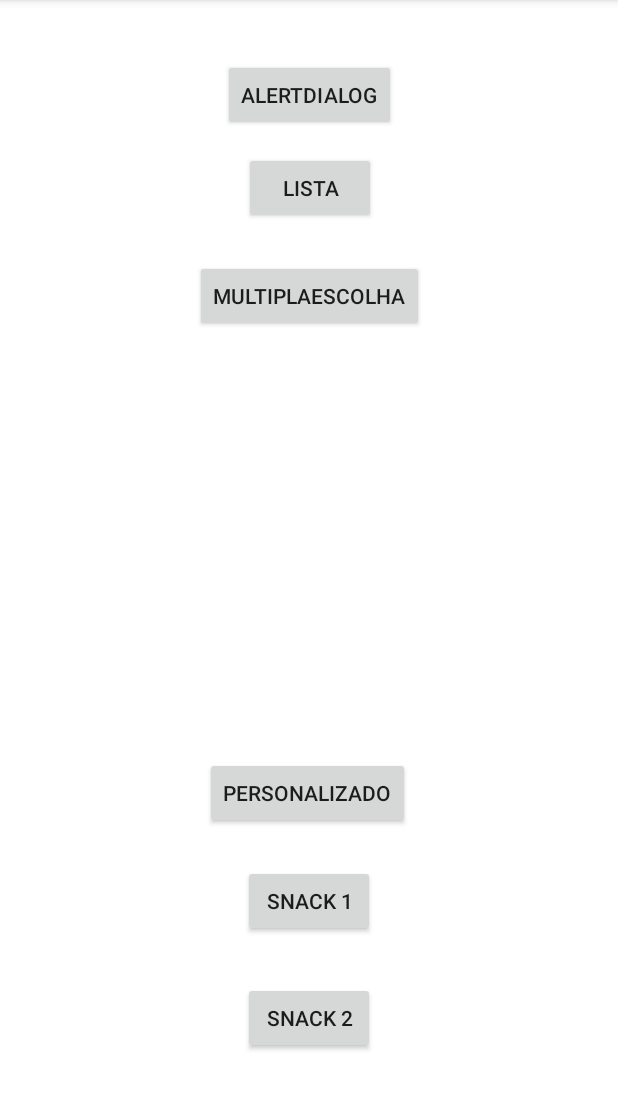
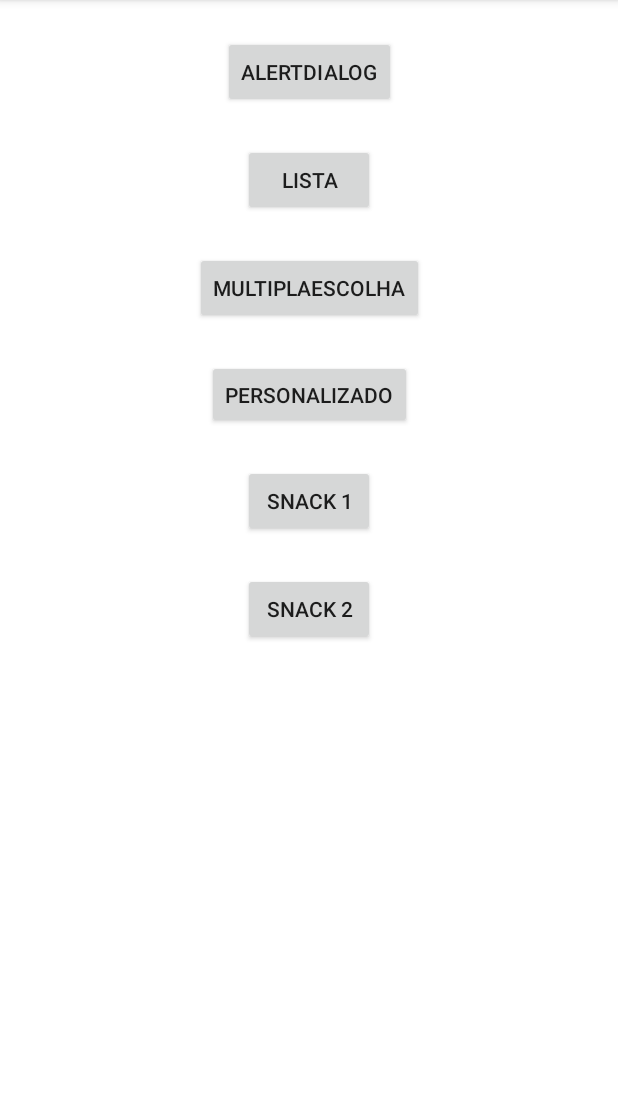
Before and after one commit to taniro/DialogsExample, an Android app: the screen it shows after launch (MainActivity), on a phone screen of 412 x 824 dp, the part 84-1194 px from its top. Run offline under Robolectric (Android 15) with nearby library versions, the phone set to English and light mode, and no system bars.

Commit message:
update2018

```diff
--- a/app/src/main/res/layout/activity_main.xml
+++ b/app/src/main/res/layout/activity_main.xml
@@ -2,94 +2,108 @@
 <android.support.constraint.ConstraintLayout xmlns:android="http://schemas.android.com/apk/res/android"
     xmlns:app="http://schemas.android.com/apk/res-auto"
     xmlns:tools="http://schemas.android.com/tools"
+    android:id="@+id/fundo"
     android:layout_width="match_parent"
     android:layout_height="match_parent"
-    android:id="@+id/fundo"
     android:background="@android:color/white"
     tools:context="br.ufrn.eaj.tads.dialogsexample.MainActivity"
-    tools:layout_editor_absoluteY="81dp"
-    tools:layout_editor_absoluteX="0dp">
+    tools:layout_editor_absoluteX="0dp"
+    tools:layout_editor_absoluteY="81dp">
 
     <Button
-        android:id="@+id/button1"
+        android:id="@+id/alertDialogButton"
         android:layout_width="wrap_content"
         android:layout_height="wrap_content"
-        android:onClick="click1"
+        android:layout_marginLeft="24dp"
+        android:layout_marginRight="24dp"
+        android:layout_marginTop="24dp"
         android:elevation="5dp"
+        android:onClick="onClickButtonAlertDialog"
         android:text="AlertDialog"
-        tools:layout_constraintTop_creator="1"
+        app:layout_constraintLeft_toLeftOf="parent"
+        app:layout_constraintRight_toRightOf="parent"
+        app:layout_constraintTop_toTopOf="parent"
+        tools:layout_constraintLeft_creator="1"
         tools:layout_constraintRight_creator="1"
-        app:layout_constraintRight_toRightOf="parent"
-        android:layout_marginTop="39dp"
-        tools:layout_constraintLeft_creator="1"
-        app:layout_constraintLeft_toLeftOf="parent"
-        app:layout_constraintTop_toTopOf="parent" />
+        tools:layout_constraintTop_creator="1" />
 
     <Button
-        android:id="@+id/button2"
-        android:onClick="click2"
+        android:id="@+id/listDialogButton"
         android:layout_width="wrap_content"
         android:layout_height="wrap_content"
+        android:layout_marginEnd="24dp"
+        android:layout_marginStart="24dp"
+        android:layout_marginTop="24dp"
+        android:onClick="onClickButtonListDialog"
         android:text="Lista"
-        android:layout_marginStart="14dp"
-        tools:layout_constraintTop_creator="1"
-        android:layout_marginTop="14dp"
-        app:layout_constraintTop_toBottomOf="@+id/button1"
+        app:layout_constraintEnd_toEndOf="parent"
+        app:layout_constraintStart_toStartOf="parent"
+        app:layout_constraintTop_toBottomOf="@+id/alertDialogButton"
         tools:layout_constraintLeft_creator="1"
-        app:layout_constraintLeft_toLeftOf="@+id/button1" />
+        tools:layout_constraintTop_creator="1" />
 
     <Button
-        android:id="@+id/button3"
-        android:onClick="click3"
+        android:id="@+id/multListDialogButton"
         android:layout_width="wrap_content"
         android:layout_height="wrap_content"
+        android:layout_marginEnd="24dp"
+        android:layout_marginStart="24dp"
+        android:layout_marginTop="24dp"
+        android:onClick="onClickButtonMultiDialog"
         android:text="MultiplaEscolha"
-        tools:layout_constraintTop_creator="1"
+        app:layout_constraintEnd_toEndOf="parent"
+        app:layout_constraintStart_toStartOf="parent"
+        app:layout_constraintTop_toBottomOf="@+id/listDialogButton"
+        tools:layout_constraintLeft_creator="1"
         tools:layout_constraintRight_creator="1"
-        app:layout_constraintRight_toRightOf="parent"
-        android:layout_marginTop="24dp"
-        app:layout_constraintTop_toBottomOf="@+id/button2"
-        tools:layout_constraintLeft_creator="1"
-        app:layout_constraintLeft_toLeftOf="parent" />
+        tools:layout_constraintTop_creator="1" />
 
     <Button
-        android:id="@+id/button4"
-        android:onClick="click4"
+        android:id="@+id/customDialogButton"
+        android:layout_width="wrap_content"
+        android:layout_height="46dp"
+        android:layout_marginEnd="24dp"
+        android:layout_marginStart="24dp"
+        android:layout_marginTop="24dp"
+        android:onClick="onClickButtonCustomDialog"
+        android:text="Personalizado"
+        app:layout_constraintEnd_toEndOf="parent"
+        app:layout_constraintStart_toStartOf="parent"
+        app:layout_constraintTop_toBottomOf="@+id/multListDialogButton"
+        tools:layout_constraintBottom_creator="1"
+        tools:layout_constraintRight_creator="1" />
+
+    <Button
+        android:id="@+id/snackButton1"
         android:layout_width="wrap_content"
         android:layout_height="wrap_content"
-        android:text="Personalizado"
-        android:layout_marginEnd="9dp"
-        tools:layout_constraintRight_creator="1"
+        android:layout_marginEnd="24dp"
+        android:layout_marginStart="24dp"
+        android:layout_marginTop="24dp"
+        android:onClick="onClickButtonSnack1"
+        android:text="Snack 1"
+        app:layout_constraintEnd_toEndOf="parent"
+        app:layout_constraintStart_toStartOf="parent"
+        app:layout_constraintTop_toBottomOf="@+id/customDialogButton"
         tools:layout_constraintBottom_creator="1"
-        app:layout_constraintBottom_toTopOf="@+id/button5"
-        app:layout_constraintRight_toRightOf="@+id/button3"
-        android:layout_marginBottom="24dp" />
+        tools:layout_constraintLeft_creator="1"
+        tools:layout_constraintRight_creator="1" />
 
     <Button
-        android:id="@+id/button5"
-        android:onClick="click5"
+        android:id="@+id/snackButton2"
         android:layout_width="wrap_content"
         android:layout_height="wrap_content"
-        android:text="Snack 1"
-        tools:layout_constraintRight_creator="1"
+        android:layout_marginEnd="24dp"
+        android:layout_marginStart="24dp"
+        android:layout_marginTop="24dp"
+        android:onClick="onClickButtonSnack2"
+        android:text="Snack 2"
+        app:layout_constraintEnd_toEndOf="parent"
+        app:layout_constraintLeft_toLeftOf="parent"
+        app:layout_constraintStart_toStartOf="parent"
+        app:layout_constraintTop_toBottomOf="@+id/snackButton1"
         tools:layout_constraintBottom_creator="1"
-        app:layout_constraintBottom_toTopOf="@+id/button6"
-        app:layout_constraintRight_toRightOf="@+id/button6"
         tools:layout_constraintLeft_creator="1"
-        android:layout_marginBottom="30dp"
-        app:layout_constraintLeft_toLeftOf="@+id/button6" />
+        tools:layout_constraintRight_creator="1" />
 
-    <Button
-        android:id="@+id/button6"
-        android:onClick="click6"
-        android:layout_width="wrap_content"
-        android:layout_height="wrap_content"
-        android:text="Snack 2"
-        tools:layout_constraintRight_creator="1"
-        tools:layout_constraintBottom_creator="1"
-        app:layout_constraintBottom_toBottomOf="parent"
-        app:layout_constraintRight_toRightOf="parent"
-        tools:layout_constraintLeft_creator="1"
-        android:layout_marginBottom="65dp"
-        app:layout_constraintLeft_toLeftOf="parent" />
 </android.support.constraint.ConstraintLayout>
--- a/build.gradle
+++ b/build.gradle
@@ -3,9 +3,10 @@
 buildscript {
     repositories {
         jcenter()
+        google()
     }
     dependencies {
-        classpath 'com.android.tools.build:gradle:2.3.3'
+        classpath 'com.android.tools.build:gradle:3.1.3'
 
         // NOTE: Do not place your application dependencies here; they belong
         // in the individual module build.gradle files
@@ -15,6 +16,7 @@ buildscript {
 allprojects {
     repositories {
         jcenter()
+        google()
     }
 }
 
```
Also changed, not shown: app/build.gradle (+9 -9 lines), app/src/main/java/br/ufrn/eaj/tads/dialogsexample/MainActivity.java (+21 -14 lines), app/src/main/res/layout/dialog_login.xml (+18 -14 lines), gradle/wrapper/gradle-wrapper.properties.
